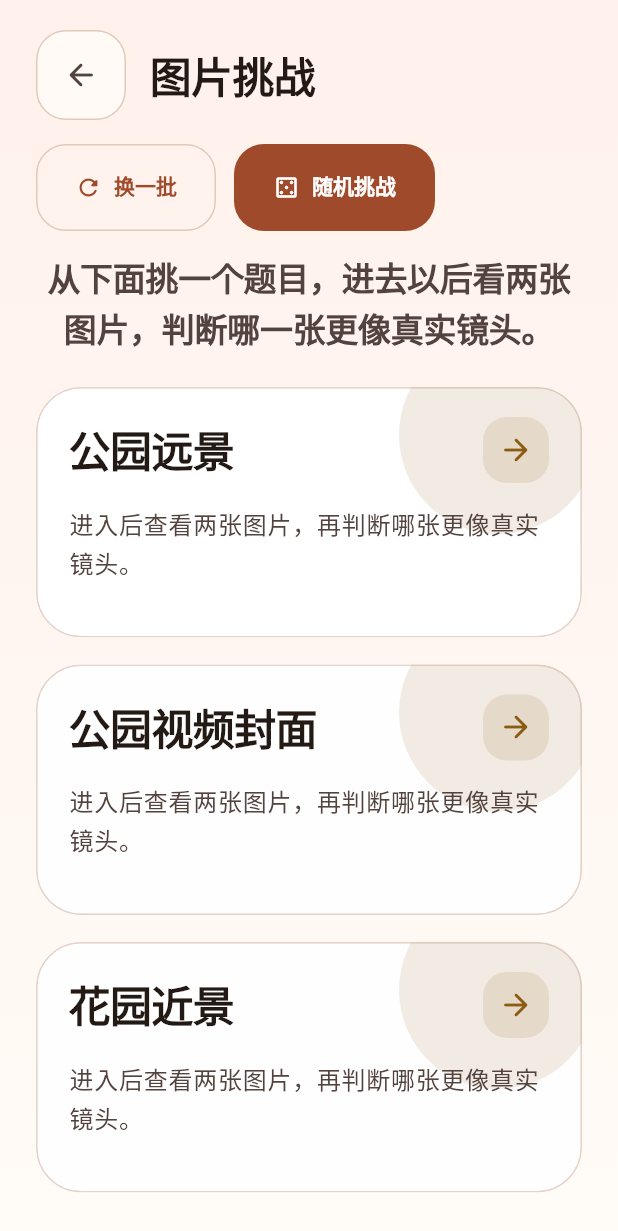
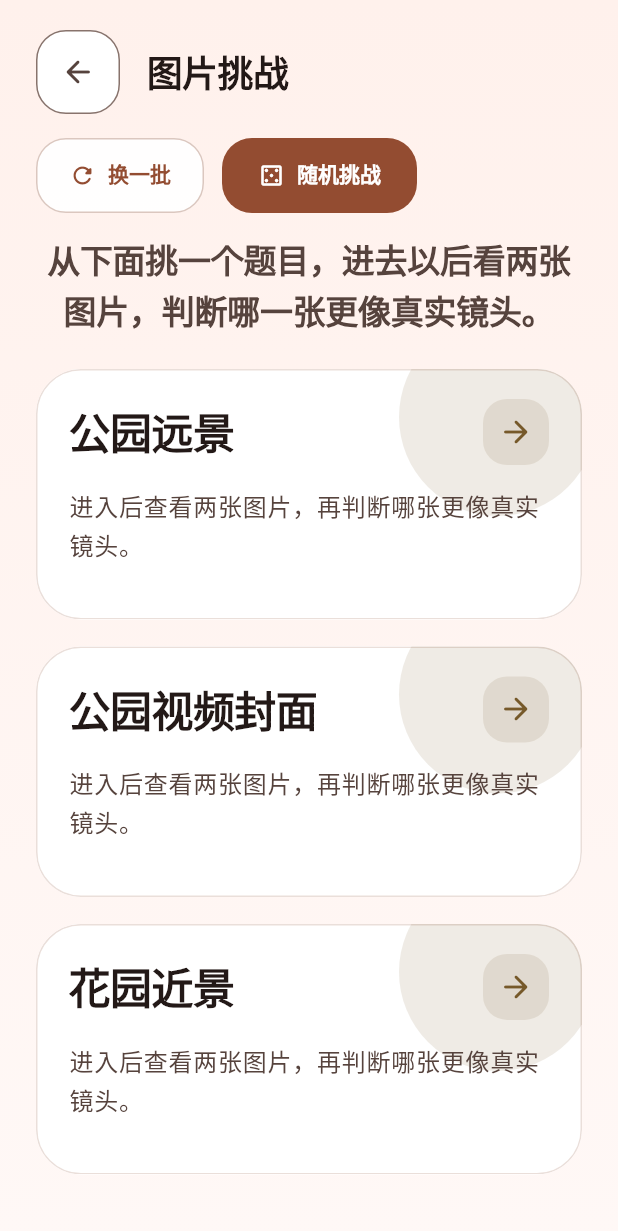
Before and after one commit to 2005czq/are-you-robot, a Flutter app: the screen it shows after launch, after a tap on "🖼️", on a phone screen of 412 x 824 dp. Shown: the top 1231 px of the screen. Run offline on Flutter 3.47's test engine with Material 3 defaults, Android fonts, the phone set to English and light mode, and no system bars; our stand-ins replace lottie, sembast, sembast_web; project files that could hold a hidden picture were left out.

Commit message:
style(ui): compact layout and polish material tone

```diff
--- a/lib/app/app_theme.dart
+++ b/lib/app/app_theme.dart
@@ -4,36 +4,31 @@ import 'package:flutter/material.dart';
 import 'widgets/emoji_text.dart';
 
 ThemeData buildAppTheme(Brightness brightness) {
-  const seedColor = Color(0xFFC26441);
+  const seedColor = Color(0xFFB45A3C);
   final baseScheme = ColorScheme.fromSeed(
     seedColor: seedColor,
     brightness: brightness,
+    dynamicSchemeVariant: DynamicSchemeVariant.tonalSpot,
   );
 
   const serifFamily = kIsWeb ? 'Noto Serif SC' : 'NotoSerifSC';
-  const serifFallback = <String>[
-    'SourceSerif4',
-    'Georgia',
-  ];
-  final fontFallback = <String>[
-    ...serifFallback,
-    ...kEmojiFontFallback,
-  ];
+  const serifFallback = <String>['SourceSerif4', 'Georgia'];
+  final fontFallback = <String>[...serifFallback, ...kEmojiFontFallback];
 
   final serifDisplay = TextStyle(
     fontFamily: serifFamily,
     fontFamilyFallback: fontFallback,
     fontWeight: FontWeight.w700,
     height: 1.04,
-    letterSpacing: -0.8,
+    letterSpacing: -0.82,
   );
 
   final serifTitle = TextStyle(
     fontFamily: serifFamily,
     fontFamilyFallback: fontFallback,
     fontWeight: FontWeight.w700,
-    height: 1.14,
-    letterSpacing: -0.42,
+    height: 1.12,
+    letterSpacing: -0.4,
   );
 
   final baseTextTheme = (brightness == Brightness.dark
@@ -55,28 +50,28 @@ ThemeData buildAppTheme(Brightness brightness) {
       fontFamily: serifFamily,
       fontFamilyFallback: fontFallback,
       fontWeight: FontWeight.w700,
-      letterSpacing: -0.2,
+      letterSpacing: -0.18,
     ),
     titleMedium: baseTextTheme.titleMedium?.copyWith(
       fontFamily: serifFamily,
       fontFamilyFallback: fontFallback,
       fontWeight: FontWeight.w700,
-      height: 1.2,
+      height: 1.22,
     ),
     bodyLarge: baseTextTheme.bodyLarge?.copyWith(
       fontFamily: serifFamily,
       fontFamilyFallback: fontFallback,
-      height: 1.58,
+      height: 1.6,
     ),
     bodyMedium: baseTextTheme.bodyMedium?.copyWith(
       fontFamily: serifFamily,
       fontFamilyFallback: fontFallback,
-      height: 1.58,
+      height: 1.6,
     ),
     bodySmall: baseTextTheme.bodySmall?.copyWith(
       fontFamily: serifFamily,
       fontFamilyFallback: fontFallback,
-      height: 1.48,
+      height: 1.5,
     ),
     labelLarge: baseTextTheme.labelLarge?.copyWith(
       fontFamily: serifFamily,
@@ -91,15 +86,71 @@ ThemeData buildAppTheme(Brightness brightness) {
     ),
   );
 
+  final scheme = brightness == Brightness.dark
+      ? baseScheme.copyWith(
+          primary: const Color(0xFFFFB69A),
+          onPrimary: const Color(0xFF5A210B),
+          primaryContainer: const Color(0xFF7A3620),
+          onPrimaryContainer: const Color(0xFFFFDBCF),
+          secondary: const Color(0xFFE7C28B),
+          onSecondary: const Color(0xFF3E2A05),
+          secondaryContainer: const Color(0xFF5A4115),
+          onSecondaryContainer: const Color(0xFFFFDEAB),
+          tertiary: const Color(0xFFB4D7B9),
+          onTertiary: const Color(0xFF143723),
+          tertiaryContainer: const Color(0xFF2C4E37),
+          onTertiaryContainer: const Color(0xFFD0F3D4),
+          error: const Color(0xFFFFB4AB),
+          onError: const Color(0xFF690005),
+          errorContainer: const Color(0xFF93000A),
+          onErrorContainer: const Color(0xFFFFDAD6),
+          surface: const Color(0xFF181210),
+          onSurface: const Color(0xFFEDE0DB),
+          surfaceContainerLowest: const Color(0xFF100B09),
+          surfaceContainerLow: const Color(0xFF211A18),
+          surfaceContainer: const Color(0xFF261F1C),
+          surfaceContainerHigh: const Color(0xFF302826),
+          surfaceContainerHighest: const Color(0xFF3B3330),
+          onSurfaceVariant: const Color(0xFFD5C3BC),
+          outline: const Color(0xFF9E8D87),
+          outlineVariant: const Color(0xFF53433E),
+          shadow: Colors.black,
+          scrim: Colors.black,
+        )
+      : baseScheme.copyWith(
+          primary: const Color(0xFF934C31),
+          onPrimary: Colors.white,
+          primaryContainer: const Color(0xFFFFDBC9),
+          onPrimaryContainer: const Color(0xFF3A1403),
+          secondary: const Color(0xFF76592A),
+          onSecondary: Colors.white,
+          secondaryContainer: const Color(0xFFFFDEAC),
+          onSecondaryContainer: const Color(0xFF271900),
+          tertiary: const Color(0xFF516350),
+          onTertiary: Colors.white,
+          tertiaryContainer: const Color(0xFFD4E8D0),
+          onTertiaryContainer: const Color(0xFF10200F),
+          error: const Color(0xFFBA1A1A),
+          onError: Colors.white,
+          errorContainer: const Color(0xFFFFDAD6),
+          onErrorContainer: const Color(0xFF410002),
+          surface: const Color(0xFFFFF8F6),
+          onSurface: const Color(0xFF231917),
+          surfaceContainerLowest: Colors.white,
+          surfaceContainerLow: const Color(0xFFFFF1EC),
+          surfaceContainer: const Color(0xFFFCEAE3),
+          surfaceContainerHigh: const Color(0xFFF6E3DB),
+          surfaceContainerHighest: const Color(0xFFF0DDD6),
+          onSurfaceVariant: const Color(0xFF56433D),
+          outline: const Color(0xFF88736C),
+          outlineVariant: const Color(0xFFDBC7BF),
+          shadow: Colors.black,
+          scrim: Colors.black,
+        );
+
   final scaffoldBackgroundColor = brightness == Brightness.dark
-      ? const Color(0xFF17120F)
-      : const Color(0xFFF8F1E7);
-  final surfaceColor = brightness == Brightness.dark
-      ? const Color(0xFF241D18)
-      : const Color(0xFFFFFBF6);
-  final outlineColor = brightness == Brightness.dark
-      ? const Color(0xFF6A584F)
-      : const Color(0xFFE0CABB);
+      ? const Color(0xFF130F0D)
+      : const Color(0xFFF7F1EC);
   final buttonShape = RoundedRectangleBorder(
     borderRadius: BorderRadius.circular(20),
   );
@@ -107,39 +158,24 @@ ThemeData buildAppTheme(Brightness brightness) {
   return ThemeData(
     useMaterial3: true,
     brightness: brightness,
-    colorScheme: baseScheme.copyWith(
-      surface: surfaceColor,
-      outline: outlineColor,
-      primary: brightness == Brightness.dark
-          ? const Color(0xFFFFB590)
-          : const Color(0xFF9F4B2B),
-      secondary: brightness == Brightness.dark
-          ? const Color(0xFFF1C98B)
-          : const Color(0xFF8C5B12),
-      tertiary: brightness == Brightness.dark
-          ? const Color(0xFFA9D3B7)
-          : const Color(0xFF426B4C),
-      error: brightness == Brightness.dark
-          ? const Color(0xFFFFB4A8)
-          : const Color(0xFFB3261E),
-    ),
+    colorScheme: scheme,
     scaffoldBackgroundColor: scaffoldBackgroundColor,
     fontFamily: serifFamily,
     textTheme: textTheme,
     splashFactory: InkSparkle.splashFactory,
     cardTheme: CardThemeData(
       elevation: 0,
-      color: surfaceColor.withValues(alpha: 0.92),
+      color: scheme.surfaceContainerLowest,
+      surfaceTintColor: Colors.transparent,
       shape: RoundedRectangleBorder(
         borderRadius: BorderRadius.circular(30),
-        side: BorderSide(color: outlineColor.withValues(alpha: 0.52)),
       ),
       margin: EdgeInsets.zero,
     ),
     elevatedButtonTheme: ElevatedButtonThemeData(
       style: ElevatedButton.styleFrom(
         elevation: 0,
-        padding: const EdgeInsets.symmetric(horizontal: 26, vertical: 20),
+        padding: const EdgeInsets.symmetric(horizontal: 24, vertical: 16),
         shape: buttonShape,
         textStyle: textTheme.titleMedium,
       ),
@@ -147,64 +183,67 @@ ThemeData buildAppTheme(Brightness brightness) {
     filledButtonTheme: FilledButtonThemeData(
       style: FilledButton.styleFrom(
         elevation: 0,
-        padding: const EdgeInsets.symmetric(horizontal: 26, vertical: 20),
+        padding: const EdgeInsets.symmetric(horizontal: 24, vertical: 16),
         shape: buttonShape,
         textStyle: textTheme.titleMedium,
       ),
     ),
     outlinedButtonTheme: OutlinedButtonThemeData(
       style: OutlinedButton.styleFrom(
-        padding: const EdgeInsets.symmetric(horizontal: 26, vertical: 20),
+        padding: const EdgeInsets.symmetric(horizontal: 22, vertical: 16),
         shape: buttonShape,
-        side: BorderSide(color: outlineColor),
+        side: BorderSide(color: scheme.outlineVariant),
         textStyle: textTheme.titleMedium,
+        backgroundColor: scheme.surfaceContainerLowest.withValues(alpha: 0.96),
       ),
     ),
     appBarTheme: AppBarTheme(
       centerTitle: false,
       elevation: 0,
       backgroundColor: Colors.transparent,
-      foregroundColor: baseScheme.onSurface,
+      foregroundColor: scheme.onSurface,
       titleTextStyle: textTheme.titleLarge?.copyWith(
-        color: baseScheme.onSurface,
+        color: scheme.onSurface,
         fontFamily: serifFamily,
       ),
     ),
     dialogTheme: DialogThemeData(
-      backgroundColor: surfaceColor,
+      backgroundColor: scheme.surface,
+      surfaceTintColor: Colors.transparent,
       shape: RoundedRectangleBorder(
         borderRadius: BorderRadius.circular(34),
       ),
     ),
     iconButtonTheme: IconButtonThemeData(
       style: IconButton.styleFrom(
-        padding: const EdgeInsets.all(18),
-        backgroundColor: surfaceColor.withValues(alpha: 0.9),
+        padding: const EdgeInsets.all(16),
+        backgroundColor: scheme.surfaceContainerLowest,
         shape: RoundedRectangleBorder(
           borderRadius: BorderRadius.circular(20),
-          side: BorderSide(color: outlineColor.withValues(alpha: 0.52)),
+          side:
+              BorderSide(color: scheme.outlineVariant.withValues(alpha: 0.88)),
         ),
       ),
     ),
     chipTheme: ThemeData(brightness: brightness).chipTheme.copyWith(
-          backgroundColor: surfaceColor.withValues(alpha: 0.94),
-          selectedColor: baseScheme.primaryContainer,
+          backgroundColor: scheme.surfaceContainerLow,
+          selectedColor: scheme.primaryContainer,
           shape: RoundedRectangleBorder(
             borderRadius: BorderRadius.circular(999),
           ),
-          side: BorderSide(color: outlineColor.withValues(alpha: 0.72)),
+          side: BorderSide(color: scheme.outlineVariant),
           labelStyle: textTheme.labelLarge,
         ),
     snackBarTheme: SnackBarThemeData(
-      backgroundColor: brightness == Brightness.dark
-          ? const Color(0xFF2D221C)
-          : const Color(0xFF53362A),
-      contentTextStyle: textTheme.bodyMedium?.copyWith(color: Colors.white),
+      backgroundColor: scheme.inverseSurface,
+      contentTextStyle: textTheme.bodyMedium?.copyWith(
+        color: scheme.onInverseSurface,
+      ),
       shape: RoundedRectangleBorder(borderRadius: BorderRadius.circular(22)),
       behavior: SnackBarBehavior.floating,
     ),
     dividerTheme: DividerThemeData(
-      color: outlineColor.withValues(alpha: 0.5),
+      color: scheme.outlineVariant,
       thickness: 1,
     ),
   );
--- a/lib/app/widgets/app_page_route.dart
+++ b/lib/app/widgets/app_page_route.dart
@@ -3,9 +3,10 @@ import 'package:flutter/material.dart';
 class AppPageRoute<T> extends PageRouteBuilder<T> {
   AppPageRoute({required WidgetBuilder builder})
       : super(
-          transitionDuration: const Duration(milliseconds: 760),
-          reverseTransitionDuration: const Duration(milliseconds: 520),
-          pageBuilder: (context, animation, secondaryAnimation) => builder(context),
+          transitionDuration: const Duration(milliseconds: 420),
+          reverseTransitionDuration: const Duration(milliseconds: 280),
+          pageBuilder: (context, animation, secondaryAnimation) =>
+              builder(context),
           transitionsBuilder: (context, animation, secondaryAnimation, child) {
             final curved = CurvedAnimation(
               parent: animation,
--- a/lib/app/widgets/fade_slide_in.dart
+++ b/lib/app/widgets/fade_slide_in.dart
@@ -6,7 +6,7 @@ class FadeSlideIn extends StatefulWidget {
     required this.child,
     this.delay = Duration.zero,
     this.offset = const Offset(0, 0.035),
-    this.duration = const Duration(milliseconds: 880),
+    this.duration = const Duration(milliseconds: 420),
     this.beginScale = 0.985,
   });
 
--- a/lib/app/widgets/noto_animated_emoji.dart
+++ b/lib/app/widgets/noto_animated_emoji.dart
@@ -26,7 +26,7 @@ class NotoAnimatedEmoji extends StatelessWidget {
           child: Lottie.asset(
             asset,
             repeat: repeat,
-            frameRate: FrameRate.max,
+            frameRate: FrameRate.composition,
             fit: BoxFit.contain,
           ),
         ),
--- a/lib/app/widgets/page_header_bar.dart
+++ b/lib/app/widgets/page_header_bar.dart
@@ -23,11 +23,13 @@ class PageHeaderBar extends StatelessWidget {
           onPressed: onBack ?? () => Navigator.of(context).pop(),
           icon: const Icon(Icons.arrow_back_rounded),
         ),
-        const SizedBox(width: 16),
+        const SizedBox(width: 18),
         Expanded(
           child: Text(
             title,
-            style: theme.textTheme.headlineMedium,
+            maxLines: 1,
+            overflow: TextOverflow.ellipsis,
+            style: theme.textTheme.headlineSmall?.copyWith(height: 1.08),
           ),
         ),
         if (trailing.isNotEmpty) ...[
--- a/lib/features/home/home_page.dart
+++ b/lib/features/home/home_page.dart
@@ -126,7 +126,7 @@ class HomePage extends StatelessWidget {
                                 crossAxisCount: compact ? 1 : 2,
                                 crossAxisSpacing: 22,
                                 mainAxisSpacing: 22,
-                                childAspectRatio: compact ? 1.08 : 1.12,
+                                childAspectRatio: compact ? 1.08 : 1.18,
                                 children: [
                                   _ModeCard(
                                     title: '文字挑战',
@@ -136,7 +136,11 @@ class HomePage extends StatelessWidget {
                                       '✍️',
                                       '📖',
                                       '📝',
-                                      '💬'
+                                      '💬',
+                                      '🔤',
+                                      '📚',
+                                      '🖋️',
+                                      '📓',
                                     ],
                                     heroAsset:
                                         'assets/animations/noto/writing_hand.json',
@@ -151,7 +155,11 @@ class HomePage extends StatelessWidget {
                                       '📸',
                                       '🖼️',
                                       '🌤️',
-                                      '🔍'
+                                      '🔍',
+                                      '🎞️',
+                                      '🌈',
+                                      '🧿',
+                                      '🪄',
                                     ],
                                     heroAsset:
                                         'assets/animations/noto/camera.json',
@@ -210,7 +218,7 @@ class _HeroBlock extends StatelessWidget {
         ),
         const SizedBox(height: 22),
         ConstrainedBox(
-          constraints: const BoxConstraints(maxWidth: 620),
+          constraints: const BoxConstraints(maxWidth: 760),
           child: Text(
             '从文字和图片里找出更像真人创作的那一个。放慢一点观察细节，很多线索都藏在看似普通的地方。',
             style: theme.textTheme.titleMedium?.copyWith(
@@ -253,7 +261,7 @@ class _ModeCardState extends State<_ModeCard> {
   void initState() {
     super.initState();
     final random = Random(widget.title.hashCode);
-    _pattern = List.generate(22, (index) {
+    _pattern = List.generate(26, (index) {
       return widget.emojiChoices[random.nextInt(widget.emojiChoices.length)];
     });
   }
@@ -293,9 +301,9 @@ class _ModeCardState extends State<_ModeCard> {
                 Positioned.fill(
                   child: EmojiPattern(
                     emojis: _pattern,
-                    size: 36,
-                    spacing: 34,
-                    opacity: 0.04,
+                    size: 42,
+                    spacing: 40,
+                    opacity: 0.03,
                     rotation: widget.title == '文字挑战' ? -0.08 : 0.08,
                     padding: const EdgeInsets.all(18),
                   ),
@@ -308,11 +316,11 @@ class _ModeCardState extends State<_ModeCard> {
                       Align(
                         alignment: Alignment.topRight,
                         child: SizedBox(
-                          width: 110,
-                          height: 110,
+                          width: 118,
+                          height: 118,
                           child: NotoAnimatedEmoji(
                             asset: widget.heroAsset,
-                            size: 110,
+                            size: 118,
                             repeat: _hovering,
                           ),
                         ),
@@ -324,14 +332,11 @@ class _ModeCardState extends State<_ModeCard> {
                             ?.copyWith(fontSize: 34),
                       ),
                       const SizedBox(height: 12),
-                      ConstrainedBox(
-                        constraints: const BoxConstraints(maxWidth: 380),
-                        child: Text(
-                          widget.subtitle,
-                          style: theme.textTheme.bodyLarge?.copyWith(
-                            color: scheme.onSurfaceVariant,
-                            height: 1.65,
-                          ),
+                      Text(
+                        widget.subtitle,
+                        style: theme.textTheme.bodyLarge?.copyWith(
+                          color: scheme.onSurfaceVariant,
+                          height: 1.65,
                         ),
                       ),
                       const SizedBox(height: 22),
@@ -362,7 +367,7 @@ Future<void> _showIntroDialog(BuildContext context) {
     barrierDismissible: true,
     barrierLabel: '了解图灵测试',
     barrierColor: Colors.black.withValues(alpha: 0.24),
-    transitionDuration: const Duration(milliseconds: 420),
+    transitionDuration: const Duration(milliseconds: 240),
     pageBuilder: (context, animation, secondaryAnimation) {
       return Center(
         child: ConstrainedBox(
@@ -372,7 +377,7 @@ Future<void> _showIntroDialog(BuildContext context) {
             child: AlertDialog(
               titlePadding: const EdgeInsets.fromLTRB(30, 28, 30, 12),
               contentPadding: const EdgeInsets.fromLTRB(30, 10, 30, 0),
-              actionsPadding: const EdgeInsets.fromLTRB(24, 18, 24, 22),
+              actionsPadding: const EdgeInsets.fromLTRB(24, 22, 24, 22),
               title: Row(
                 crossAxisAlignment: CrossAxisAlignment.center,
                 children: [
@@ -400,9 +405,9 @@ Future<void> _showIntroDialog(BuildContext context) {
                 constraints: const BoxConstraints(maxWidth: 600),
                 child: SingleChildScrollView(
                   child: Text(
-                    '图灵测试最早来自阿兰·图灵提出的一个经典问题：如果机器的回答已经很像人，我们还能不能分辨出它是不是机器？\n\n'
-                    '今天这个问题不只出现在文字里。AI 也会生成图片、声音和视频，所以我们的观察方式也要一起升级。\n\n'
-                    '这个小游戏更像一场观察训练。看看语气是不是太整齐，看看细节是不是太滑顺，看看光线和边缘是不是自然。慢慢建立自己的判断理由，比只选对更重要。',
+                    '🤖 图灵测试最早来自阿兰·图灵提出的一个经典问题：如果机器的回答已经很像人，我们还能不能分辨出它是不是机器？\n\n'
+                    '🧠 今天这个问题不只出现在文字里。AI 也会生成图片和声音，所以我们的观察方式也得一起升级。\n\n'
+                    '🔍 这个小游戏更像一场观察训练。看看语气是不是太整齐，看看细节是不是太滑顺，看看光线和边缘是不是自然。慢一点没关系，能说出理由比只选对更重要。',
                     style: theme.textTheme.bodyLarge?.copyWith(height: 1.82),
                   ),
                 ),
```
